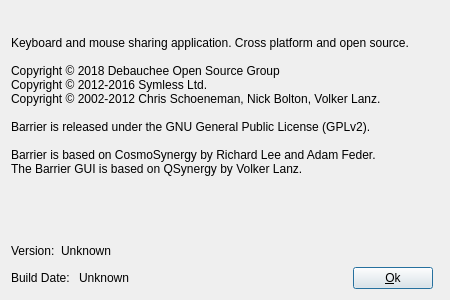
The window that src/gui/src/AboutDialogBase.ui (input-leap/input-leap) describes before a commit, drawn with Qt 5.
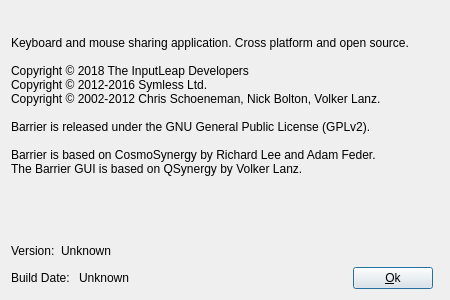
The same window after the commit. Icons and pictures are not drawn.

Commit message:
Continue renaming from Barrier to InputLeap
This commit adds to @p12tic's commit (hash: cdda053d) of changing
Debauchee and Barrier references to the new InputLeap project.

I've adjusted the developer group name of "Debauchee Open Source Group"
to "The InputLeap Developers", and renamed the URLs to the new InputLeap
organisation and repository.

The edit to the form file:
```diff
--- a/src/gui/src/AboutDialogBase.ui
+++ b/src/gui/src/AboutDialogBase.ui
@@ -52,7 +52,7 @@
      <property name="text">
       <string>&lt;p&gt;
 Keyboard and mouse sharing application. Cross platform and open source.&lt;br /&gt;&lt;br /&gt;
-Copyright © 2018 Debauchee Open Source Group&lt;br /&gt;
+Copyright © 2018 The InputLeap Developers&lt;br /&gt;
 Copyright © 2012-2016 Symless Ltd.&lt;br /&gt;
 Copyright © 2002-2012 Chris Schoeneman, Nick Bolton, Volker Lanz.&lt;br /&gt;&lt;br /&gt;
 Barrier is released under the GNU General Public License (GPLv2).&lt;br /&gt;&lt;br /&gt;
```
The commit also changes 28 other files.
